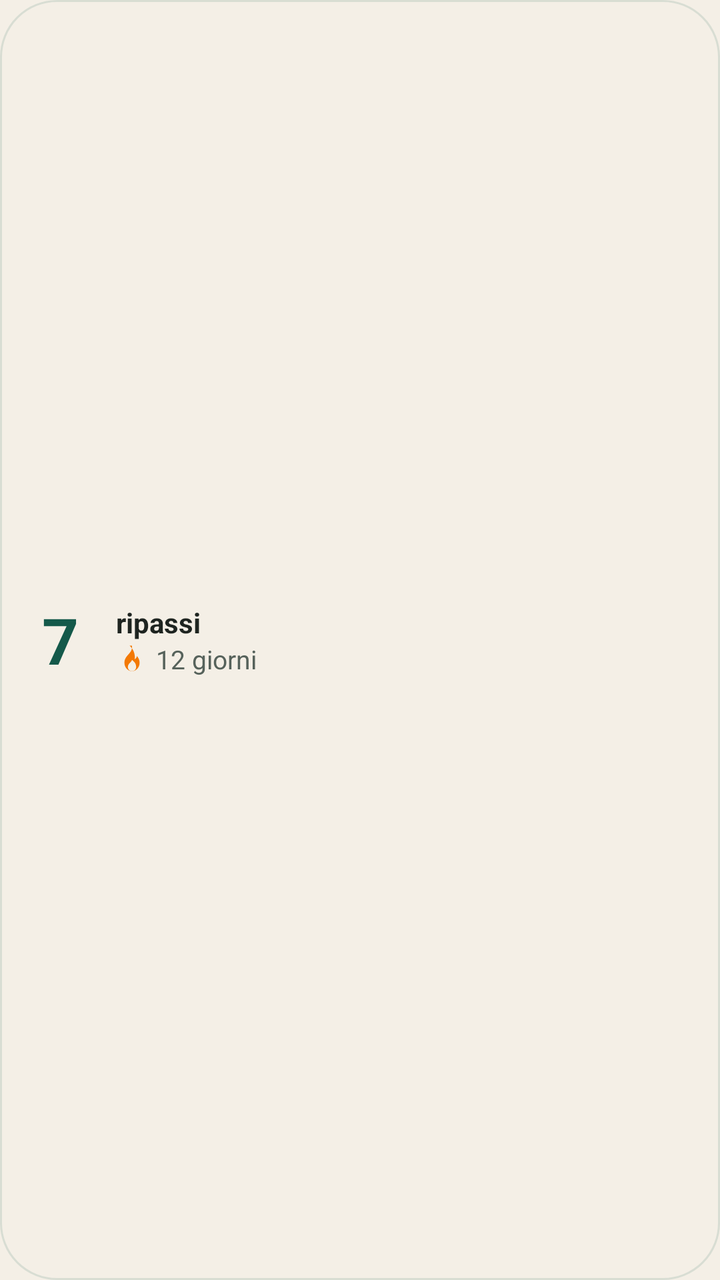
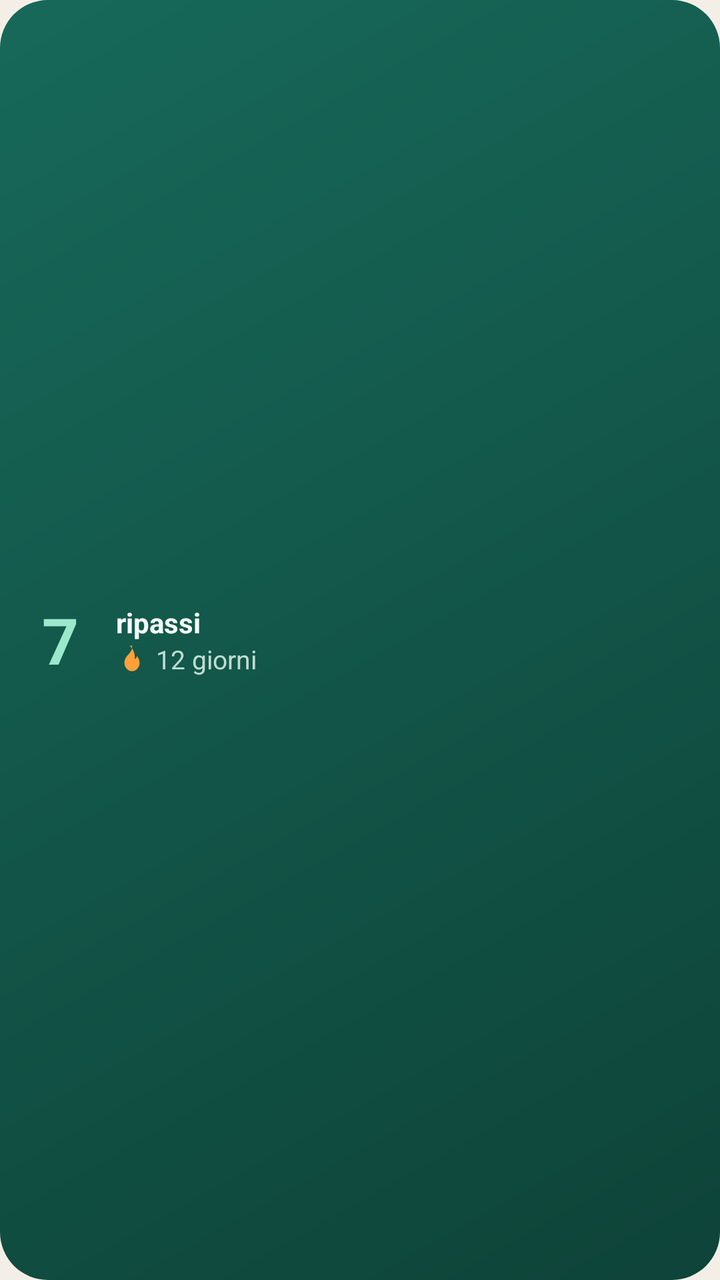

Two renders of the same Android screen: before a commit and after it. Below are the layout's source before the change and the commit's diff.
<!-- AndroidManifest.xml: application theme AppTheme -->
<!-- res/layout/widget_small.xml -->
<?xml version="1.0" encoding="utf-8"?>
<LinearLayout xmlns:android="http://schemas.android.com/apk/res/android"
    android:id="@+id/w_root" android:layout_width="match_parent" android:layout_height="match_parent"
    android:orientation="horizontal" android:gravity="center_vertical" android:padding="10dp" android:background="@drawable/widget_bg">
    <TextView android:id="@+id/w_due_n" android:layout_width="wrap_content" android:layout_height="wrap_content" android:minWidth="40dp" android:gravity="center"
        android:text="@string/w_sample_n" android:textColor="@color/w_accent" android:textSize="32sp" android:textStyle="bold" />
    <LinearLayout android:layout_width="0dp" android:layout_height="wrap_content" android:layout_weight="1" android:layout_marginStart="8dp" android:orientation="vertical">
        <TextView android:id="@+id/w_due_l" android:layout_width="match_parent" android:layout_height="wrap_content" android:maxLines="1" android:ellipsize="end"
            android:text="@string/w_sample_label" android:textColor="@color/w_ink" android:textSize="14sp" android:textStyle="bold" />
        <LinearLayout android:layout_width="match_parent" android:layout_height="wrap_content" android:orientation="horizontal" android:gravity="center_vertical">
            <ImageView android:layout_width="16dp" android:layout_height="16dp" android:src="@drawable/ic_w_flame" android:importantForAccessibility="no" />
            <TextView android:id="@+id/w_streak" android:layout_width="0dp" android:layout_height="wrap_content" android:layout_weight="1" android:layout_marginStart="4dp"
                android:maxLines="1" android:ellipsize="end" android:text="@string/w_sample_streak_short" android:textColor="@color/w_muted" android:textSize="13sp" />
        </LinearLayout>
    </LinearLayout>
</LinearLayout>
<!-- resources referenced by this layout -->
<resources>
  <color name="w_accent">#14594A</color>
  <color name="w_ink">#1E2420</color>
  <color name="w_muted">#56625B</color>
  <!-- drawable ic_w_flame (drawable) -->
  <?xml version="1.0" encoding="utf-8"?>
  <vector xmlns:android="http://schemas.android.com/apk/res/android" android:width="24dp" android:height="24dp" android:viewportWidth="24" android:viewportHeight="24">
      <path android:fillColor="@color/w_orange" android:pathData="M12,2.2c0.4,3.1 -1.1,4.8 -2.6,6.5C7.9,10.4 6.3,12.2 6.3,15c0,3.5 2.6,6.4 5.7,6.4s5.7,-2.9 5.7,-6.4c0,-2 -0.9,-3.7 -2,-5c-0.2,1.1 -0.8,2 -1.7,2.4c0.5,-3.2 -0.6,-7.4 -3.9,-10.2z" />
      <path android:fillColor="@color/w_bg" android:pathData="M12,21.4c-1.8,0 -3.1,-1.4 -3.1,-3.2c0,-1.6 1,-2.6 2,-3.6c0.5,-0.5 0.9,-1 1.1,-1.7c1.3,1.1 3.1,2.5 3.1,5.3c0,1.8 -1.3,3.2 -3.1,3.2z" />
  </vector>
  <!-- drawable widget_bg (drawable) -->
  <?xml version="1.0" encoding="utf-8"?>
  <shape xmlns:android="http://schemas.android.com/apk/res/android" android:shape="rectangle">
      <solid android:color="@color/w_bg" />
      <stroke android:width="1dp" android:color="@color/w_stroke" />
      <corners android:radius="24dp" />
  </shape>
  <string name="w_sample_label">ripassi</string>
  <string name="w_sample_n">7</string>
  <string name="w_sample_streak_short">12 giorni</string>
  <style name="AppTheme" parent="android:Theme.Material.Light.NoActionBar">
          <item name="android:windowBackground">@color/paper</item>
          <item name="android:statusBarColor">@color/paper</item>
          <item name="android:navigationBarColor">@color/paper</item>
          <item name="android:windowLightStatusBar">true</item>
          <item name="android:colorAccent">@color/accent</item>
      </style>
  <color name="w_orange">#F37905</color>
  <color name="w_bg">#F4EFE6</color>
  <color name="w_stroke">#1F14594A</color>
  <color name="paper">#F4EFE6</color>
  <color name="accent">#14594A</color>
</resources>

<!-- the commit's change to res/layout/widget_small.xml (unified diff, before → after) -->
@@ -1,16 +1,16 @@
 <?xml version="1.0" encoding="utf-8"?>
 <LinearLayout xmlns:android="http://schemas.android.com/apk/res/android"
     android:id="@+id/w_root" android:layout_width="match_parent" android:layout_height="match_parent"
-    android:orientation="horizontal" android:gravity="center_vertical" android:padding="10dp" android:background="@drawable/widget_bg">
+    android:orientation="horizontal" android:gravity="center_vertical" android:padding="10dp" android:background="@drawable/w_giada_afternoon">
     <TextView android:id="@+id/w_due_n" android:layout_width="wrap_content" android:layout_height="wrap_content" android:minWidth="40dp" android:gravity="center"
-        android:text="@string/w_sample_n" android:textColor="@color/w_accent" android:textSize="32sp" android:textStyle="bold" />
+        android:text="@string/w_sample_n" android:textColor="@color/w_g_mint" android:textSize="32sp" android:textStyle="bold" />
     <LinearLayout android:layout_width="0dp" android:layout_height="wrap_content" android:layout_weight="1" android:layout_marginStart="8dp" android:orientation="vertical">
         <TextView android:id="@+id/w_due_l" android:layout_width="match_parent" android:layout_height="wrap_content" android:maxLines="1" android:ellipsize="end"
-            android:text="@string/w_sample_label" android:textColor="@color/w_ink" android:textSize="14sp" android:textStyle="bold" />
+            android:text="@string/w_sample_label" android:textColor="@color/w_g_text" android:textSize="14sp" android:textStyle="bold" />
         <LinearLayout android:layout_width="match_parent" android:layout_height="wrap_content" android:orientation="horizontal" android:gravity="center_vertical">
-            <ImageView android:layout_width="16dp" android:layout_height="16dp" android:src="@drawable/ic_w_flame" android:importantForAccessibility="no" />
+            <ImageView android:id="@+id/w_flame" android:layout_width="16dp" android:layout_height="16dp" android:src="@drawable/ic_g_flame" android:importantForAccessibility="no" />
             <TextView android:id="@+id/w_streak" android:layout_width="0dp" android:layout_height="wrap_content" android:layout_weight="1" android:layout_marginStart="4dp"
-                android:maxLines="1" android:ellipsize="end" android:text="@string/w_sample_streak_short" android:textColor="@color/w_muted" android:textSize="13sp" />
+                android:maxLines="1" android:ellipsize="end" android:text="@string/w_sample_streak_short" android:textColor="@color/w_g_mute" android:textSize="13sp" />
         </LinearLayout>
     </LinearLayout>
 </LinearLayout>
<!-- resource entries referenced after the edit -->
@@ -1,21 +1,21 @@
 <!-- resources referenced by this layout -->
 <resources>
-  <color name="w_accent">#14594A</color>
-  <color name="w_ink">#1E2420</color>
-  <color name="w_muted">#56625B</color>
-  <!-- drawable ic_w_flame (drawable) -->
+  <color name="w_g_mint">#9BE8CB</color>
+  <color name="w_g_mute">#BFDDD2</color>
+  <color name="w_g_text">#F4FFF9</color>
+  <!-- drawable ic_g_flame (drawable) -->
   <?xml version="1.0" encoding="utf-8"?>
-  <vector xmlns:android="http://schemas.android.com/apk/res/android" android:width="24dp" android:height="24dp" android:viewportWidth="24" android:viewportHeight="24">
-      <path android:fillColor="@color/w_orange" android:pathData="M12,2.2c0.4,3.1 -1.1,4.8 -2.6,6.5C7.9,10.4 6.3,12.2 6.3,15c0,3.5 2.6,6.4 5.7,6.4s5.7,-2.9 5.7,-6.4c0,-2 -0.9,-3.7 -2,-5c-0.2,1.1 -0.8,2 -1.7,2.4c0.5,-3.2 -0.6,-7.4 -3.9,-10.2z" />
-      <path android:fillColor="@color/w_bg" android:pathData="M12,21.4c-1.8,0 -3.1,-1.4 -3.1,-3.2c0,-1.6 1,-2.6 2,-3.6c0.5,-0.5 0.9,-1 1.1,-1.7c1.3,1.1 3.1,2.5 3.1,5.3c0,1.8 -1.3,3.2 -3.1,3.2z" />
+  <vector xmlns:android="http://schemas.android.com/apk/res/android" android:width="40dp" android:height="40dp" android:viewportWidth="24" android:viewportHeight="24">
+      <path android:fillColor="@color/w_g_orange" android:pathData="M12,2.2c0.4,3.1 -1.1,4.8 -2.6,6.5C7.9,10.4 6.3,12.2 6.3,15c0,3.5 2.6,6.4 5.7,6.4s5.7,-2.9 5.7,-6.4c0,-2 -0.9,-3.7 -2,-5c-0.2,1.1 -0.8,2 -1.7,2.4c0.5,-3.2 -0.6,-7.4 -3.9,-10.2z" />
   </vector>
-  <!-- drawable widget_bg (drawable) -->
+  <!-- drawable w_giada_afternoon (drawable) -->
   <?xml version="1.0" encoding="utf-8"?>
-  <shape xmlns:android="http://schemas.android.com/apk/res/android" android:shape="rectangle">
-      <solid android:color="@color/w_bg" />
-      <stroke android:width="1dp" android:color="@color/w_stroke" />
-      <corners android:radius="24dp" />
-  </shape>
+  <layer-list xmlns:android="http://schemas.android.com/apk/res/android">
+      <item><shape android:shape="rectangle">
+      <gradient android:angle="315" android:startColor="@color/w_g_a" android:endColor="@color/w_g_b" />
+          <corners android:radius="24dp" />
+      </shape></item>
+  </layer-list>
   <string name="w_sample_label">ripassi</string>
   <string name="w_sample_n">7</string>
   <string name="w_sample_streak_short">12 giorni</string>
@@ -26,9 +26,9 @@
           <item name="android:windowLightStatusBar">true</item>
           <item name="android:colorAccent">@color/accent</item>
       </style>
-  <color name="w_orange">#F37905</color>
-  <color name="w_bg">#F4EFE6</color>
-  <color name="w_stroke">#1F14594A</color>
+  <color name="w_g_orange">#FFA03A</color>
+  <color name="w_g_a">#17695A</color>
+  <color name="w_g_b">#0E4338</color>
   <color name="paper">#F4EFE6</color>
   <color name="accent">#14594A</color>
 </resources>
